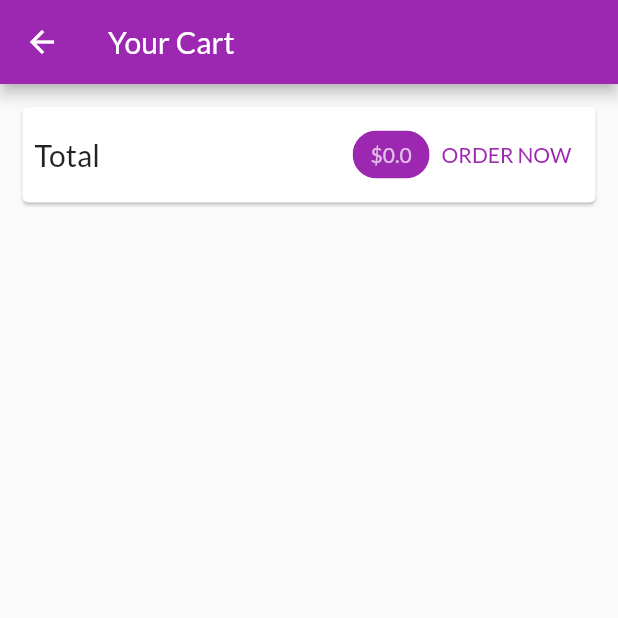
After one commit to katarzynaswieczak/shoop_app, a Flutter app: the CartScreen screen opened by its route, on a phone screen of 412 x 824 dp, the top half of it. The commit adds this screen. Run offline on Flutter 3.47's test engine with Material 2 defaults, Android fonts, the phone set to English and light mode, and no system bars; network calls fail.

Commit message:
shopping cart and dispay a total

```diff
--- a/lib/main.dart
+++ b/lib/main.dart
@@ -1,4 +1,5 @@
 import 'package:flutter/material.dart';
+import 'package:flutter_complete_guide/screens/cart_screen.dart';
 import 'package:provider/provider.dart';
 
 import './screens/products_overview_screen.dart';
@@ -30,6 +31,7 @@
           home: ProductsOverviewScreen(),
           routes: {
             ProductDetailScreen.routeName: (ctx) => ProductDetailScreen(),
+            CartScreen.routeName: (ctx) => CartScreen(),
           }),
     );
   }
--- a/lib/providers/cart.dart
+++ b/lib/providers/cart.dart
@@ -26,6 +26,14 @@
     return _items == null ? 0 : _items.length;
   }
 
+  double get totalAmount {
+    var total = 0.0;
+    _items.forEach((key, cartItem) {
+      total += cartItem.price * cartItem.quantity;
+    });
+    return total;
+  }
+
   void addItem(String productId, double price, String title) {
     if (_items.containsKey(productId)) {
       // change quantity
--- /dev/null
+++ b/lib/screens/cart_screen.dart
@@ -0,0 +1,54 @@
+import 'package:flutter/material.dart';
+import 'package:provider/provider.dart';
+
+import '../providers/cart.dart';
+
+class CartScreen extends StatelessWidget {
+  static const routeName = '/cart';
+
+  @override
+  Widget build(BuildContext context) {
+    final cart = Provider.of<Cart>(context);
+
+    return Scaffold(
+      appBar: AppBar(
+        title: Text('Your Cart'),
+      ),
+      body: Column(
+        children: <Widget>[
+          Card(
+            margin: EdgeInsets.all(15),
+            child: Padding(
+              padding: EdgeInsets.all(8),
+              child: Row(
+                mainAxisAlignment: MainAxisAlignment.spaceBetween,
+                children: <Widget>[
+                  Text(
+                    'Total',
+                    style: TextStyle(fontSize: 20),
+                  ),
+                  Spacer(),
+                  Chip(
+                    label: Text(
+                      '\$${cart.totalAmount}',
+                      style: TextStyle(
+                          color: Theme.of(context)
+                              .primaryTextTheme
+                              .headline3
+                              .color),
+                    ),
+                    backgroundColor: Theme.of(context).primaryColor,
+                  ),
+                  TextButton(
+                    child: Text('ORDER NOW'),
+                    onPressed: () {},
+                  )
+                ],
+              ),
+            ),
+          ),
+        ],
+      ),
+    );
+  }
+}
--- a/lib/screens/products_overview_screen.dart
+++ b/lib/screens/products_overview_screen.dart
@@ -1,10 +1,12 @@
 import 'package:flutter/material.dart';
+import 'package:flutter_complete_guide/screens/cart_screen.dart';
 import 'package:provider/provider.dart';
 
 import '../widgets/products_grid.dart';
 import '../providers/products.dart';
 import '../widgets/badge.dart';
 import '../providers/cart.dart';
+import './cart_screen.dart';
 
 enum FilterOptions {
   Favorites,
@@ -53,7 +55,9 @@
               icon: Icon(
                 Icons.shopping_cart,
               ),
-              onPressed: () {},
+              onPressed: () {
+                Navigator.of(context).pushNamed(CartScreen.routeName);
+              },
             ),
           ),
         ],
```
